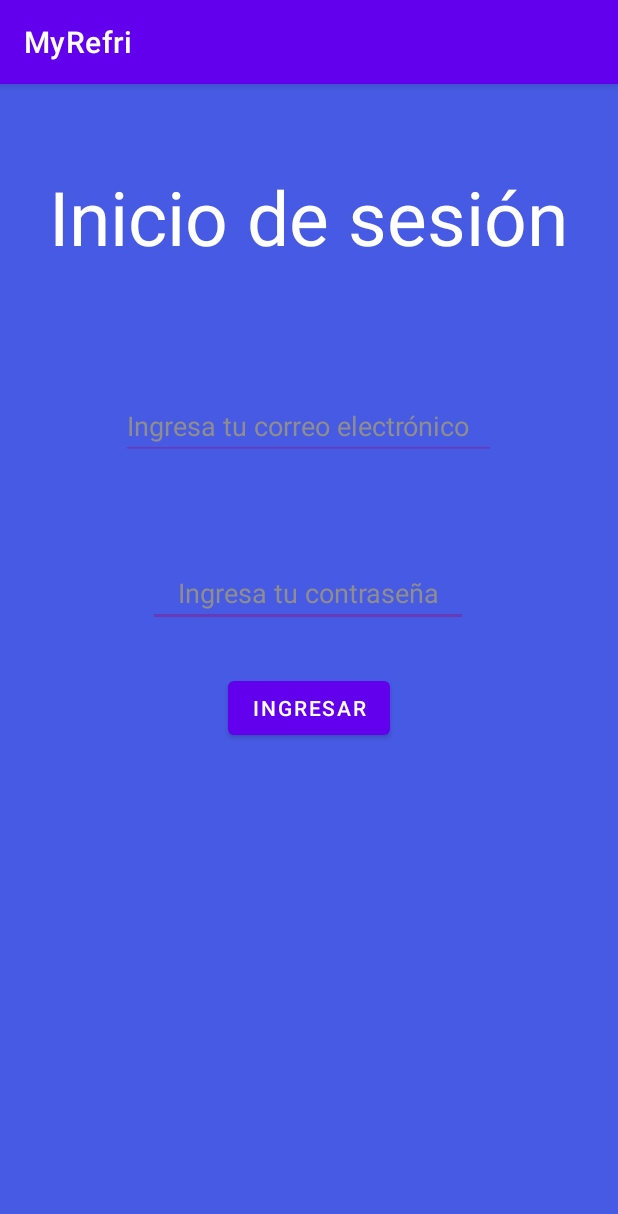
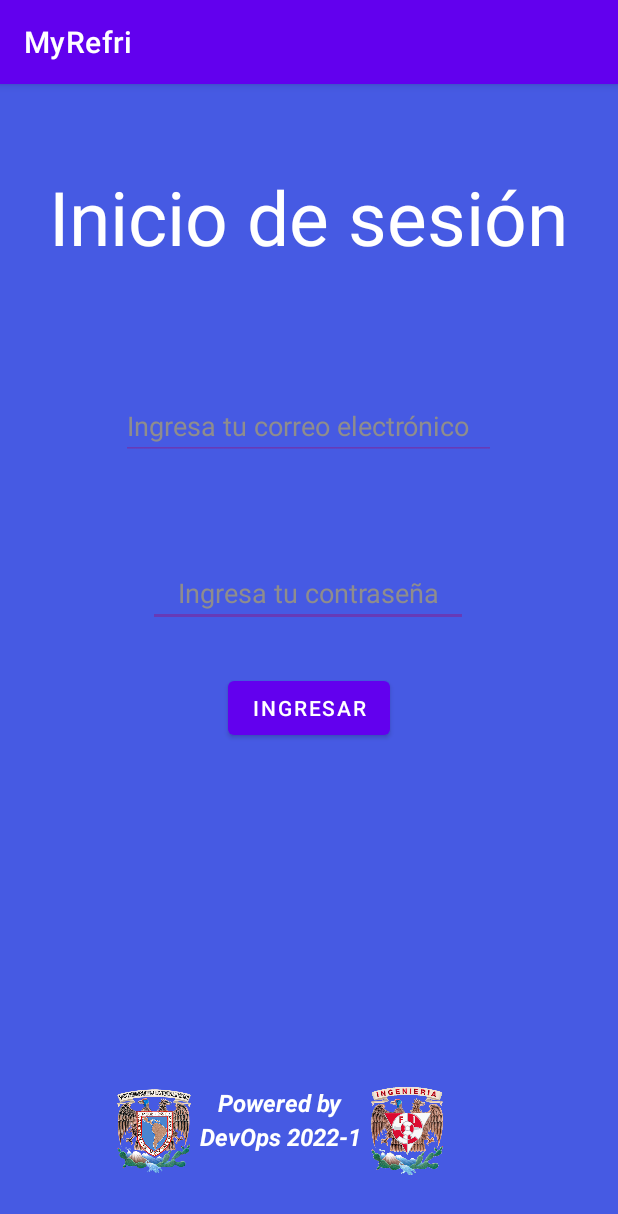
Before and after one commit to Migueldj/Devops-Android, an Android app: the screen it shows after launch (Login), on a phone screen of 412 x 824 dp. Shown: the top 1214 px of the screen. Run offline under Robolectric (Android 15) with nearby library versions, the phone set to English and light mode, and no system bars; our stand-ins replace Firebase (no records; nobody signed in at launch, a user with empty details on screens opened directly).

Commit message:
Se modificó la interfaz de Login

```diff
--- a/MyRefri/app/src/main/res/layout/activity_login.xml
+++ b/MyRefri/app/src/main/res/layout/activity_login.xml
@@ -69,5 +69,69 @@
         app:layout_constraintTop_toTopOf="parent"
         app:layout_constraintVertical_bias="0.544" />
 
+    <androidx.constraintlayout.widget.ConstraintLayout
+        android:layout_width="409dp"
+        android:layout_height="100dp"
+        android:layout_marginBottom="16dp"
+        app:layout_constraintBottom_toBottomOf="parent"
+        app:layout_constraintStart_toStartOf="parent">
+
+        <ImageView
+            android:id="@+id/escudo_unam"
+            android:layout_width="60dp"
+            android:layout_height="60dp"
+            app:layout_constraintBottom_toBottomOf="parent"
+            app:layout_constraintEnd_toStartOf="@+id/editTextTextPersonName"
+            app:layout_constraintHorizontal_bias="0.853"
+            app:layout_constraintStart_toStartOf="parent"
+            app:layout_constraintTop_toTopOf="parent"
+            app:layout_constraintVertical_bias="0.4"
+            app:srcCompat="@drawable/escudounam" />
+
+        <ImageView
+            android:id="@+id/escudo_fi"
+            android:layout_width="60dp"
+            android:layout_height="60dp"
+            app:layout_constraintBottom_toBottomOf="parent"
+            app:layout_constraintEnd_toEndOf="parent"
+            app:layout_constraintHorizontal_bias="0.111"
+            app:layout_constraintStart_toEndOf="@+id/editTextTextPersonName"
+            app:layout_constraintTop_toTopOf="parent"
+            app:layout_constraintVertical_bias="0.4"
+            app:srcCompat="@drawable/escudofi" />
+
+        <TextView
+            android:id="@+id/editTextTextPersonName"
+            android:layout_width="wrap_content"
+            android:layout_height="wrap_content"
+            android:text="Powered by"
+            android:textColor="@color/white"
+            android:textSize="16dp"
+            android:textStyle="bold|italic"
+            app:layout_constraintBottom_toBottomOf="parent"
+            app:layout_constraintEnd_toEndOf="parent"
+            app:layout_constraintHorizontal_bias="0.444"
+            app:layout_constraintStart_toStartOf="parent"
+            app:layout_constraintTop_toTopOf="parent"
+            app:layout_constraintVertical_bias="0.205" />
+
+        <TextView
+            android:id="@+id/editTextTextPersonName2"
+            android:layout_width="wrap_content"
+            android:layout_height="wrap_content"
+            android:layout_marginBottom="12dp"
+            android:text="DevOps 2022-1"
+            android:textColor="@color/white"
+            android:textSize="16dp"
+            android:textStyle="bold|italic"
+            app:layout_constraintBottom_toBottomOf="parent"
+            app:layout_constraintEnd_toEndOf="parent"
+            app:layout_constraintHorizontal_bias="0.441"
+            app:layout_constraintStart_toStartOf="parent"
+            app:layout_constraintTop_toBottomOf="@+id/editTextTextPersonName"
+            app:layout_constraintVertical_bias="0.035" />
+
+    </androidx.constraintlayout.widget.ConstraintLayout>
+
 
 </androidx.constraintlayout.widget.ConstraintLayout>
```
Also changed, not shown: MyRefri/app/src/main/res/drawable-v24/escudofi.png (added), MyRefri/app/src/main/res/drawable-v24/escudounam.png (added).
